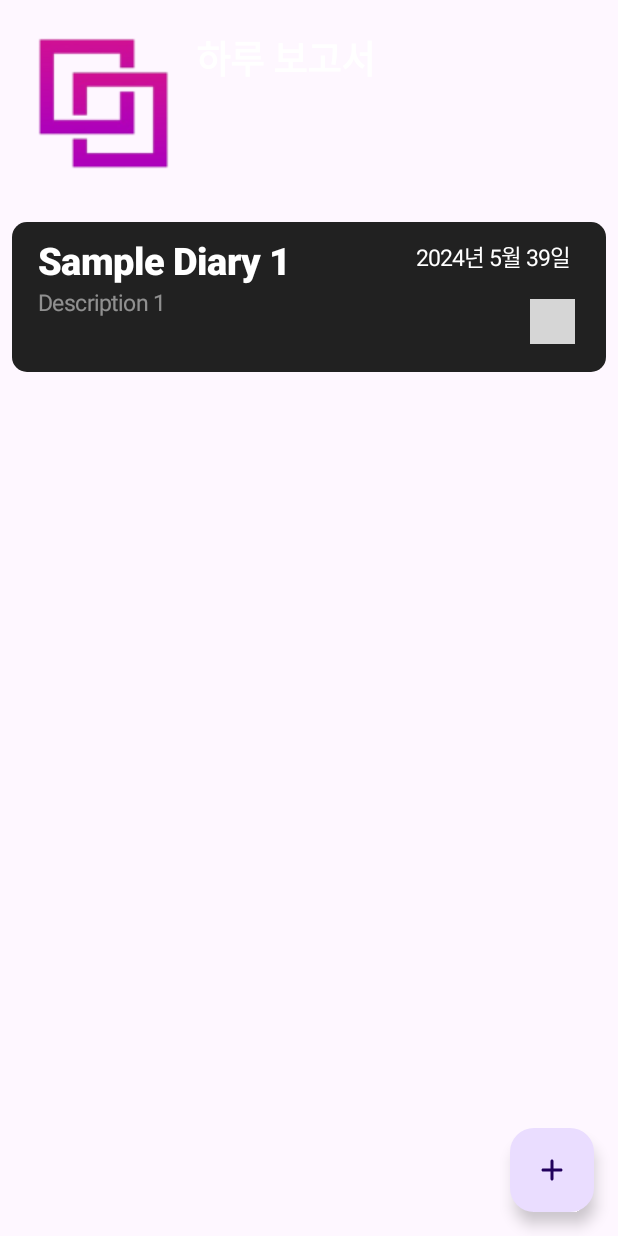
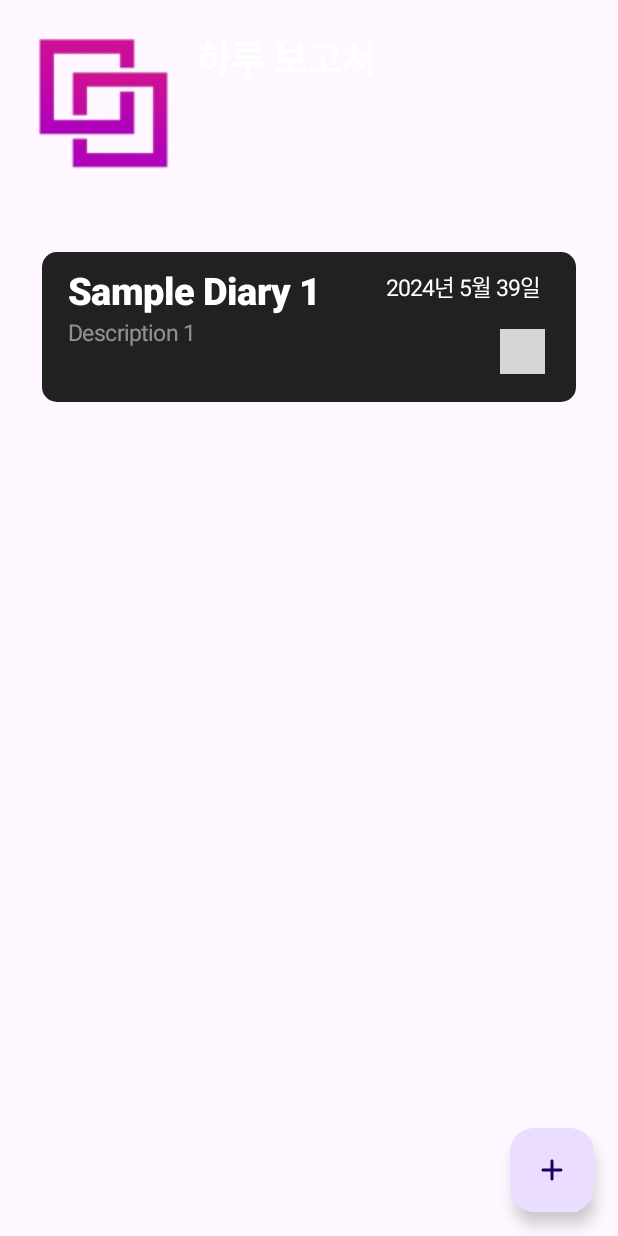
Before and after one commit to SRH-MiMo/android-renewal, an Android app built with Jetpack Compose: the @Preview function DiaryScreenPreview, on a phone screen of 412 x 824 dp. Run offline under Robolectric (Android 15) with nearby library versions, the phone set to English and light mode, and no system bars; our stand-ins replace Room's generated code; grey boxes are pictures that could not be loaded.

Commit message:
흐읏..!

```diff
--- a/app/src/main/java/com/example/mimo/screen/diary/DiariesScreen.kt
+++ b/app/src/main/java/com/example/mimo/screen/diary/DiariesScreen.kt
@@ -2,6 +2,7 @@ package com.example.mimo.screen.diary
 
 import androidx.compose.foundation.background
 import androidx.compose.foundation.layout.Arrangement
+import androidx.compose.foundation.layout.Box
 import androidx.compose.foundation.layout.Column
 import androidx.compose.foundation.layout.Row
 import androidx.compose.foundation.layout.Spacer
@@ -15,6 +16,8 @@ import androidx.compose.foundation.shape.RoundedCornerShape
 import androidx.compose.material.icons.Icons
 import androidx.compose.material.icons.rounded.Add
 import androidx.compose.material.icons.rounded.Delete
+import androidx.compose.material3.Button
+import androidx.compose.material3.ButtonDefaults
 import androidx.compose.material3.ExperimentalMaterial3Api
 import androidx.compose.material3.FloatingActionButton
 import androidx.compose.material3.Icon
@@ -26,6 +29,7 @@ import androidx.compose.runtime.Composable
 import androidx.compose.ui.Alignment
 import androidx.compose.ui.Modifier
 import androidx.compose.ui.draw.clip
+import androidx.compose.ui.graphics.Brush
 import androidx.compose.ui.graphics.Color
 import androidx.compose.ui.res.stringResource
 import androidx.compose.ui.text.font.FontWeight
@@ -40,6 +44,8 @@ import com.example.mimo.component.TopBar
 import com.example.mimo.data.Diary.Diary
 import com.example.mimo.screen.diary.model.DiaryEvent
 import com.example.mimo.screen.diary.model.DiaryState
+import com.example.mimo.ui.theme.PurpleEnd
+import com.example.mimo.ui.theme.PurpleStart
 
 @OptIn(ExperimentalMaterial3Api::class)
 @Composable
@@ -54,7 +60,6 @@ fun DiaryScreen(
         },
 
 
-
         floatingActionButton = {
             FloatingActionButton(onClick = {
                 state.title.value = ""
@@ -65,14 +70,16 @@ fun DiaryScreen(
             }
         }
     ) { paddingValues ->
+        Spacer(modifier = Modifier.height(50.dp))
 
         LazyColumn(
 
             contentPadding = paddingValues,
             modifier = Modifier
                 .fillMaxSize()
-                .padding(8.dp),
-                //.background(color = Color.Black),
+                .padding(8.dp)
+                .padding(20.dp),
+            //.background(color = Color.Black),
             verticalArrangement = Arrangement.spacedBy(16.dp)
         ) {
 
@@ -89,7 +96,6 @@ fun DiaryScreen(
     }
 
 }
-
 
 
 @Preview(showBackground = true)
```
